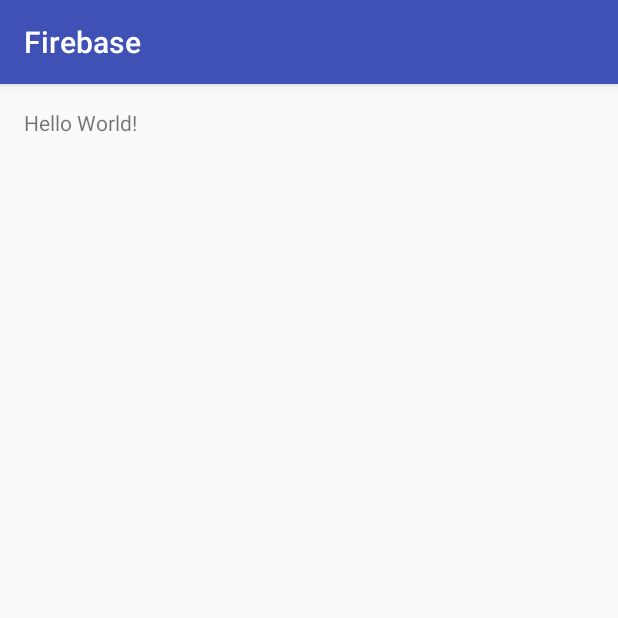
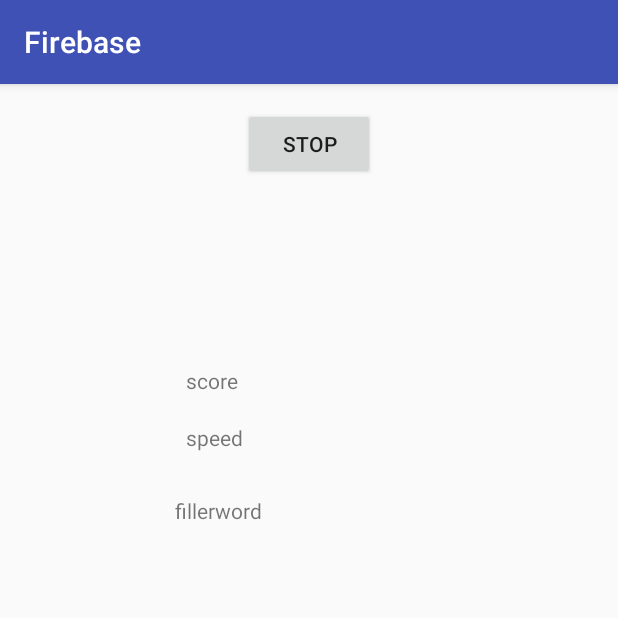
Before and after one commit to RobertYCXu/speakr, an Android app: the screen it shows after launch (Userdata), on a phone screen of 412 x 824 dp, the top half of it. Run offline under Robolectric (Android 15) with nearby library versions, the phone set to English and light mode, and no system bars.

Commit message:
updated firebase

```diff
--- a/Firebase/app/build.gradle
+++ b/Firebase/app/build.gradle
@@ -25,5 +25,9 @@
         exclude group: 'com.android.support', module: 'support-annotations'
     })
     compile 'com.android.support:appcompat-v7:25.1.0'
+    compile 'com.google.firebase:firebase-auth:10.0.1'
     testCompile 'junit:junit:4.12'
 }
+
+
+apply plugin: 'com.google.gms.google-services'
--- a/Firebase/app/src/main/java/com/example/robbyxu/firebase/Userdata.java
+++ b/Firebase/app/src/main/java/com/example/robbyxu/firebase/Userdata.java
@@ -10,4 +10,5 @@
         super.onCreate(savedInstanceState);
         setContentView(R.layout.activity_userdata);
     }
+
 }
--- a/Firebase/app/src/main/res/layout/activity_userdata.xml
+++ b/Firebase/app/src/main/res/layout/activity_userdata.xml
@@ -10,8 +10,41 @@
     android:paddingTop="@dimen/activity_vertical_margin"
     tools:context="com.example.robbyxu.firebase.Userdata">
 
-    <TextView
+    <Button
+        android:text="stop"
         android:layout_width="wrap_content"
         android:layout_height="wrap_content"
-        android:text="Hello World!" />
+        android:layout_centerHorizontal="true"
+        android:id="@+id/button2" />
+
+    <TextView
+        android:text="speed"
+        android:layout_width="wrap_content"
+        android:layout_height="wrap_content"
+        android:id="@+id/speedData"
+        android:layout_marginTop="162dp"
+        android:layout_below="@+id/button2"
+        android:layout_toStartOf="@+id/button2" />
+
+    <TextView
+        android:text="fillerword"
+        android:layout_width="wrap_content"
+        android:layout_height="wrap_content"
+        android:layout_below="@+id/speedData"
+        android:layout_alignRight="@+id/button2"
+        android:layout_alignEnd="@+id/button2"
+        android:layout_marginRight="75dp"
+        android:layout_marginEnd="75dp"
+        android:layout_marginTop="29dp"
+        android:id="@+id/fillerwordData" />
+
+    <TextView
+        android:text="score"
+        android:layout_width="wrap_content"
+        android:layout_height="wrap_content"
+        android:layout_above="@+id/fillerwordData"
+        android:layout_alignLeft="@+id/speedData"
+        android:layout_alignStart="@+id/speedData"
+        android:layout_marginBottom="38dp"
+        android:id="@+id/scoreData" />
 </RelativeLayout>
--- a/Firebase/build.gradle
+++ b/Firebase/build.gradle
@@ -9,6 +9,7 @@
 
         // NOTE: Do not place your application dependencies here; they belong
         // in the individual module build.gradle files
+        classpath 'com.google.gms:google-services:3.0.0'
     }
 }
 
```
Also changed, not shown: 1 other file.
